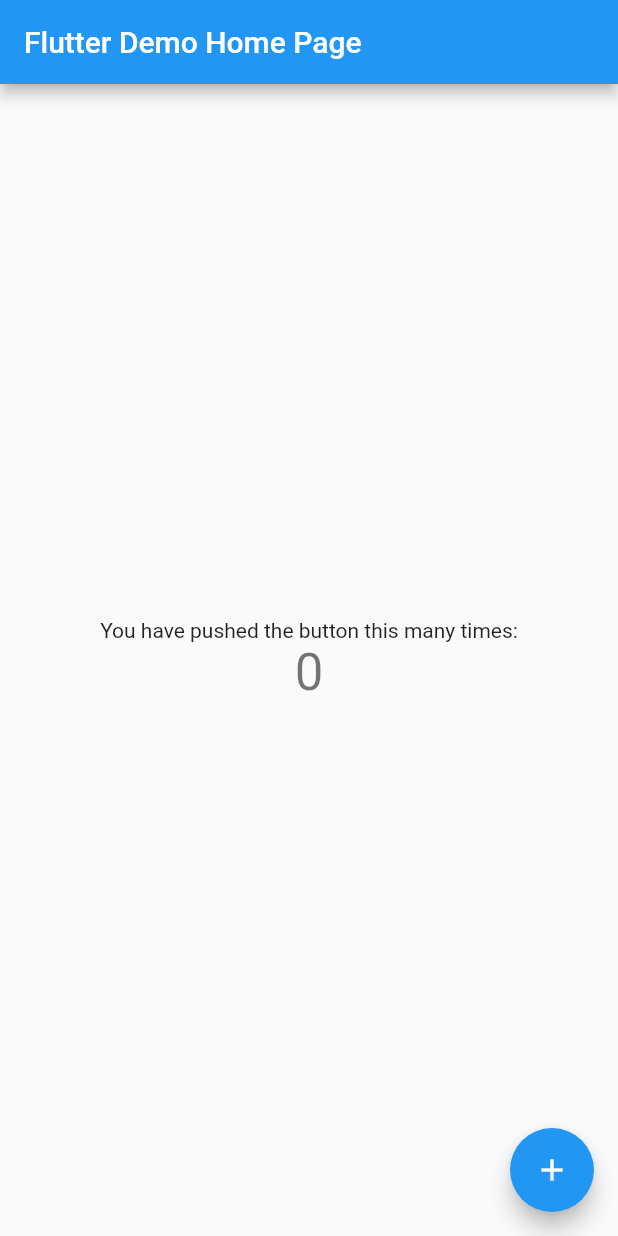
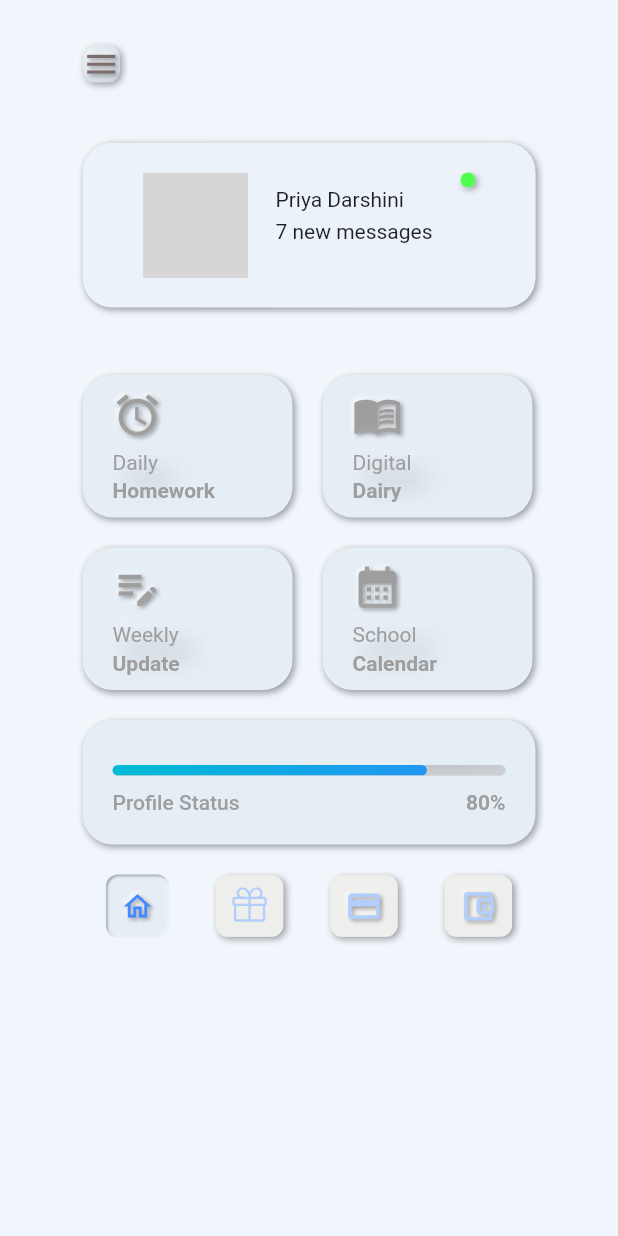
Before and after one commit to rohithkumarS7/neumorphic-practics, a Flutter app: the screen it shows after launch, on a phone screen of 412 x 824 dp. Run offline on Flutter 3.47's test engine with Material 2 defaults, Android fonts, the phone set to English and light mode, and no system bars; drawn by our look-alikes of flutter_neumorphic; our stand-ins replace flutter_font_icons, flutter_form_builder; network calls fail; grey boxes are pictures that could not be loaded.

Commit message:
added the initial code

```diff
--- /dev/null
+++ b/lib/Screens/screen2.dart
@@ -0,0 +1,275 @@
+import 'package:flutter_neumorphic/flutter_neumorphic.dart';
+import 'package:flutter_font_icons/flutter_font_icons.dart';
+
+class SecondCard extends StatelessWidget {
+  const SecondCard({super.key});
+
+  @override
+  Widget build(BuildContext context) {
+    return Scaffold(
+      backgroundColor: const Color(0xFFF0F6FC),
+      // appBar: NeumorphicAppBar(
+      //   leading: Neumorphic(
+      //     style: NeumorphicStyle(boxShape: NeumorphicBoxShape.circle()),
+      //     child: Center(child: Icon(Icons.menu)),
+      //   ),
+      // ),
+      body: SafeArea(
+        child: Padding(
+          padding: const EdgeInsets.symmetric(vertical: 30, horizontal: 55),
+          child: Column(
+            crossAxisAlignment: CrossAxisAlignment.start,
+            children: [
+              Neumorphic(
+                style: const NeumorphicStyle(
+                  shape: NeumorphicShape.convex,
+                ),
+                child: NeumorphicIcon(
+                  Icons.menu,
+                  size: 25,
+                  style: const NeumorphicStyle(
+                    color: Color.fromARGB(255, 124, 110, 110),
+                  ),
+                ),
+              ),
+              const SizedBox(
+                height: 40,
+              ),
+              const ProfileCard(),
+              const SizedBox(
+                height: 45,
+              ),
+              Wrap(
+                spacing: 20,
+                runSpacing: 20,
+                children: const [
+                  TodoCard(
+                    icon: Icons.alarm,
+                    topText: "Daily",
+                    bottomText: "Homework",
+                  ),
+                  TodoCard(
+                    icon: Icons.menu_book,
+                    topText: "Digital",
+                    bottomText: "Dairy",
+                  ),
+                  TodoCard(
+                    icon: Icons.edit_note,
+                    topText: "Weekly",
+                    bottomText: "Update",
+                  ),
+                  TodoCard(
+                    icon: Icons.calendar_month,
+                    topText: "School",
+                    bottomText: "Calendar",
+                  ),
+                ],
+              ),
+              const SizedBox(
+                height: 20,
+              ),
+              const ProgressCard(),
+              const SizedBox(
+                height: 20,
+              ),
+              Row(
+                mainAxisAlignment: MainAxisAlignment.spaceAround,
+                children: [
+                  Neumorphic(
+                    style: const NeumorphicStyle(
+                        shape: NeumorphicShape.convex, depth: -2),
+                    child: Container(
+                      padding: const EdgeInsets.all(10),
+                      child: NeumorphicIcon(
+                        Icons.home_outlined,
+                        size: 22,
+                        style: const NeumorphicStyle(color: Colors.blueAccent),
+                      ),
+                    ),
+                  ),
+                  const InactiveIconsCard(
+                    inactiveIcon: Octicons.gift,
+                  ),
+                  const InactiveIconsCard(
+                    inactiveIcon: Icons.credit_card,
+                  ),
+                  const InactiveIconsCard(
+                    inactiveIcon: Icons.account_balance_wallet_outlined,
+                  )
+                ],
+              )
+            ],
+          ),
+        ),
+      ),
+    );
+  }
+}
+
+class InactiveIconsCard extends StatelessWidget {
+  final IconData inactiveIcon;
+
+  const InactiveIconsCard({super.key, required this.inactiveIcon});
+
+  @override
+  Widget build(BuildContext context) {
+    return Neumorphic(
+        child: Container(
+      color: const Color.fromARGB(255, 238, 238, 237),
+      padding: const EdgeInsets.symmetric(horizontal: 10, vertical: 8),
+      child: NeumorphicIcon(
+        inactiveIcon,
+        size: 25,
+        style: const NeumorphicStyle(color: Color.fromARGB(255, 177, 206, 252)),
+      ),
+    ));
+  }
+}
+
+class ProgressCard extends StatelessWidget {
+  const ProgressCard({
+    Key? key,
+  }) : super(key: key);
+
+  @override
+  Widget build(BuildContext context) {
+    return Neumorphic(
+      style: NeumorphicStyle(
+          boxShape: NeumorphicBoxShape.roundRect(BorderRadius.circular(20))),
+      child: Container(
+        padding: const EdgeInsets.fromLTRB(20, 30, 20, 20),
+        child: Column(
+          children: [
+            const NeumorphicProgress(
+              style: ProgressStyle(
+                lightSource: LightSource.right,
+                depth: -20,
+              ),
+              height: 7,
+              percent: 0.8,
+            ),
+            const SizedBox(
+              height: 10,
+            ),
+            Row(
+              mainAxisAlignment: MainAxisAlignment.spaceBetween,
+              children: const [
+                Text(
+                  "Profile Status",
+                  style: TextStyle(
+                      color: Colors.grey, fontWeight: FontWeight.w500),
+                ),
+                Text("80%",
+                    style: TextStyle(
+                        color: Colors.grey, fontWeight: FontWeight.bold))
+              ],
+            ),
+          ],
+        ),
+      ),
+    );
+  }
+}
+
+class TodoCard extends StatelessWidget {
+  final IconData icon;
+  final String topText;
+  final String bottomText;
+
+  const TodoCard(
+      {super.key,
+      required this.icon,
+      required this.topText,
+      required this.bottomText});
+
+  @override
+  Widget build(BuildContext context) {
+    return Neumorphic(
+      style: NeumorphicStyle(
+          boxShape: NeumorphicBoxShape.roundRect(BorderRadius.circular(20))),
+      child: Padding(
+        padding: const EdgeInsets.fromLTRB(20, 10, 20, 10),
+        child: SizedBox(
+          width: 100,
+          child: Column(
+            crossAxisAlignment: CrossAxisAlignment.start,
+            children: [
+              NeumorphicIcon(
+                icon,
+                size: 33,
+                style: const NeumorphicStyle(color: Colors.grey),
+              ),
+              const SizedBox(
+                height: 7,
+              ),
+              NeumorphicText(
+                topText,
+                style: const NeumorphicStyle(color: Colors.grey, depth: 20),
+              ),
+              const SizedBox(
+                height: 3,
+              ),
+              Text(
+                bottomText,
+                style: const TextStyle(
+                    color: Colors.grey, fontWeight: FontWeight.bold),
+              )
+            ],
+          ),
+        ),
+      ),
+    );
+  }
+}
+
+class ProfileCard extends StatelessWidget {
+  const ProfileCard({
+    Key? key,
+  }) : super(key: key);
+
+  @override
+  Widget build(BuildContext context) {
+    return Neumorphic(
+      style: NeumorphicStyle(
+          shape: NeumorphicShape.concave,
+          boxShape: NeumorphicBoxShape.roundRect(BorderRadius.circular(20))),
+      child: Container(
+        color: const Color(0xFFEBF2FA),
+        padding: const EdgeInsets.symmetric(vertical: 20, horizontal: 40),
+        child: Row(
+          crossAxisAlignment: CrossAxisAlignment.start,
+          mainAxisAlignment: MainAxisAlignment.spaceBetween,
+          children: [
+            ClipRRect(
+              borderRadius: BorderRadius.circular(100),
+              child: const Image(
+                  height: 70,
+                  image: NetworkImage(
+                      "https://i.pinimg.com/736x/08/f1/a6/08f1a6ec3517982c2bebf0f6f1161598.jpg")),
+            ),
+            Container(
+              padding: const EdgeInsets.only(top: 10),
+              child: Column(
+                  crossAxisAlignment: CrossAxisAlignment.start,
+                  mainAxisAlignment: MainAxisAlignment.center,
+                  children: const [
+                    Text("Priya Darshini"),
+                    SizedBox(
+                      height: 5,
+                    ),
+                    Text("7 new messages")
+                  ]),
+            ),
+            Neumorphic(
+              child: Container(
+                color: const Color(0xFF4CFF4C),
+                height: 10,
+                width: 10,
+              ),
+            )
+          ],
+        ),
+      ),
+    );
+  }
+}
--- a/lib/main.dart
+++ b/lib/main.dart
@@ -1,115 +1,25 @@
-import 'package:flutter/material.dart';
+import 'package:flutter_neumorphic/flutter_neumorphic.dart';
+import 'package:nuemo/Screens/screen2.dart';
 
 void main() {
   runApp(const MyApp());
 }
 
+final List l = ["Male", "Female"];
+
 class MyApp extends StatelessWidget {
   const MyApp({super.key});
 
-  // This widget is the root of your application.
   @override
   Widget build(BuildContext context) {
-    return MaterialApp(
-      title: 'Flutter Demo',
-      theme: ThemeData(
-        // This is the theme of your application.
-        //
-        // Try running your application with "flutter run". You'll see the
-        // application has a blue toolbar. Then, without quitting the app, try
-        // changing the primarySwatch below to Colors.green and then invoke
-        // "hot reload" (press "r" in the console where you ran "flutter run",
-        // or simply save your changes to "hot reload" in a Flutter IDE).
-        // Notice that the counter didn't reset back to zero; the application
-        // is not restarted.
-        primarySwatch: Colors.blue,
-      ),
-      home: const MyHomePage(title: 'Flutter Demo Home Page'),
+    return const NeumorphicApp(
+      title: "Demo",
+      themeMode: ThemeMode.light,
+      theme: NeumorphicThemeData(
+          baseColor: Color(0xFFE5EDF5),
+          lightSource: LightSource.topLeft,
+          depth: 3),
+      home: SecondCard(),
     );
   }
 }
-
-class MyHomePage extends StatefulWidget {
-  const MyHomePage({super.key, required this.title});
-
-  // This widget is the home page of your application. It is stateful, meaning
-  // that it has a State object (defined below) that contains fields that affect
-  // how it looks.
-
-  // This class is the configuration for the state. It holds the values (in this
-  // case the title) provided by the parent (in this case the App widget) and
-  // used by the build method of the State. Fields in a Widget subclass are
-  // always marked "final".
-
-  final String title;
-
-  @override
-  State<MyHomePage> createState() => _MyHomePageState();
-}
-
-class _MyHomePageState extends State<MyHomePage> {
-  int _counter = 0;
-
-  void _incrementCounter() {
-    setState(() {
-      // This call to setState tells the Flutter framework that something has
-      // changed in this State, which causes it to rerun the build method below
-      // so that the display can reflect the updated values. If we changed
-      // _counter without calling setState(), then the build method would not be
-      // called again, and so nothing would appear to happen.
-      _counter++;
-    });
-  }
-
-  @override
-  Widget build(BuildContext context) {
-    // This method is rerun every time setState is called, for instance as done
-    // by the _incrementCounter method above.
-    //
-    // The Flutter framework has been optimized to make rerunning build methods
-    // fast, so that you can just rebuild anything that needs updating rather
-    // than having to individually change instances of widgets.
-    return Scaffold(
-      appBar: AppBar(
-        // Here we take the value from the MyHomePage object that was created by
-        // the App.build method, and use it to set our appbar title.
-        title: Text(widget.title),
-      ),
-      body: Center(
-        // Center is a layout widget. It takes a single child and positions it
-        // in the middle of the parent.
-        child: Column(
-          // Column is also a layout widget. It takes a list of children and
-          // arranges them vertically. By default, it sizes itself to fit its
-          // children horizontally, and tries to be as tall as its parent.
-          //
-          // Invoke "debug painting" (press "p" in the console, choose the
-          // "Toggle Debug Paint" action from the Flutter Inspector in Android
-          // Studio, or the "Toggle Debug Paint" command in Visual Studio Code)
-          // to see the wireframe for each widget.
-          //
-          // Column has various properties to control how it sizes itself and
-          // how it positions its children. Here we use mainAxisAlignment to
-          // center the children vertically; the main axis here is the vertical
-          // axis because Columns are vertical (the cross axis would be
-          // horizontal).
-          mainAxisAlignment: MainAxisAlignment.center,
-          children: <Widget>[
-            const Text(
-              'You have pushed the button this many times:',
-            ),
-            Text(
-              '$_counter',
-              style: Theme.of(context).textTheme.headline4,
-            ),
-          ],
-        ),
-      ),
-      floatingActionButton: FloatingActionButton(
-        onPressed: _incrementCounter,
-        tooltip: 'Increment',
-        child: const Icon(Icons.add),
-      ), // This trailing comma makes auto-formatting nicer for build methods.
-    );
-  }
-}
```
Also changed, not shown: lib/Screens/screen1.dart (added, +170 -0 lines), pubspec.yaml (+6 -4 lines), pubspec.lock.
